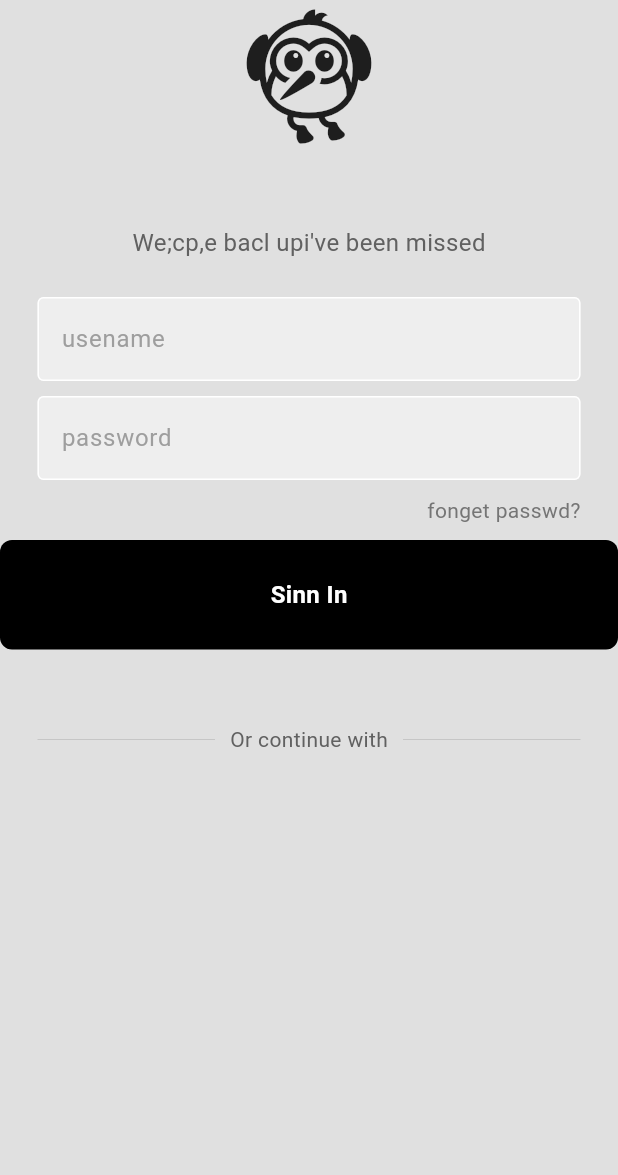
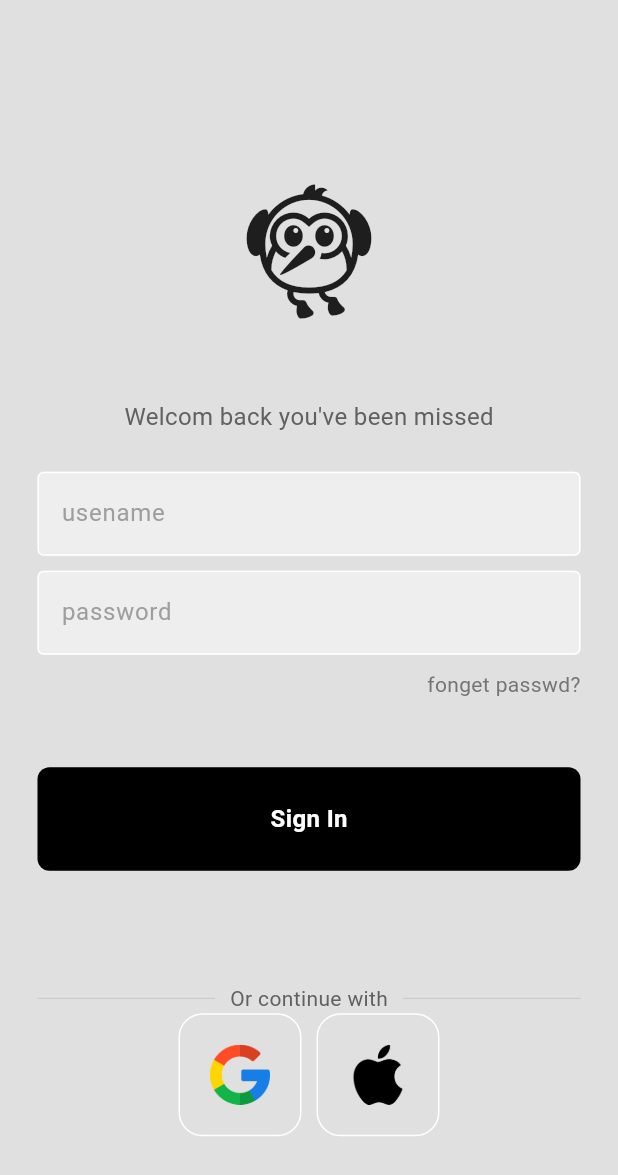
Before and after one commit to mcalisadeghi/modern_login_ui, a Flutter app: the screen it shows after launch, on a phone screen of 412 x 824 dp. Shown: the top 1175 px of the screen. Run offline on Flutter 3.47's test engine with Material 2 defaults, Android fonts, the phone set to English and light mode, and no system bars.

Commit message:
fix btn sign in

```diff
--- a/lib/components/my_button.dart
+++ b/lib/components/my_button.dart
@@ -13,6 +13,9 @@ class MyBtn extends StatelessWidget {
       onTap: onTab,
       child: Container(
         padding: const EdgeInsets.all(
+          23.0,
+        ),
+        margin: const EdgeInsets.all(
           25.0,
         ),
         decoration: BoxDecoration(
@@ -23,7 +26,7 @@ class MyBtn extends StatelessWidget {
         ),
         child: const Center(
           child: Text(
-            'Sinn In',
+            'Sign In',
             style: TextStyle(
               color: Colors.white,
               fontWeight: FontWeight.bold,
--- /dev/null
+++ b/lib/components/square_tile.dart
@@ -0,0 +1,30 @@
+import 'package:flutter/material.dart';
+
+class SquareTile extends StatelessWidget {
+  final String imagePath;
+  const SquareTile({
+    super.key,
+    required this.imagePath,
+  });
+
+  @override
+  Widget build(BuildContext context) {
+    return Container(
+      padding: const EdgeInsets.all(
+        20.0,
+      ),
+      decoration: BoxDecoration(
+        border: Border.all(
+          color: Colors.white,
+        ),
+        borderRadius: BorderRadius.circular(
+          16.0,
+        ),
+      ),
+      child: Image.asset(
+        imagePath,
+        height: 40,
+      ),
+    );
+  }
+}
--- a/lib/main.dart
+++ b/lib/main.dart
@@ -11,6 +11,7 @@ class MyApp extends StatelessWidget {
   @override
   Widget build(BuildContext context) {
     return MaterialApp(
+      debugShowCheckedModeBanner: false,
       title: 'Flutter Demo',
       theme: ThemeData(
         colorScheme: ColorScheme.fromSeed(seedColor: Colors.deepPurple),
--- a/lib/pages/login_page.dart
+++ b/lib/pages/login_page.dart
@@ -1,6 +1,7 @@
 import 'package:flutter/material.dart';
 import 'package:flutter_application_1/components/my_button.dart';
 import 'package:flutter_application_1/components/my_textfield.dart';
+import 'package:flutter_application_1/components/square_tile.dart';
 
 class LoginPagess extends StatelessWidget {
   //text editing controller
@@ -14,9 +15,13 @@ class LoginPagess extends StatelessWidget {
     return Scaffold(
       backgroundColor: Colors.grey[300],
       body: SafeArea(
-        child: Container(
+        child: Center(
           child: Column(
+            mainAxisAlignment: MainAxisAlignment.center,
             children: [
+              const SizedBox(
+                height: 50,
+              ),
               //login
               const Icon(
                 Icons.flutter_dash,
@@ -28,7 +33,7 @@ class LoginPagess extends StatelessWidget {
 
               // welcome textfield
               Text(
-                'We;cp,e bacl upi\'ve been missed',
+                'Welcom back you\'ve been missed',
                 style: TextStyle(
                   color: Colors.grey[700],
                   fontSize: 16,
@@ -73,7 +78,7 @@ class LoginPagess extends StatelessWidget {
                 ),
               ),
               const SizedBox(
-                height: 10,
+                height: 20,
               ),
               // sign in button
               MyBtn(
@@ -96,7 +101,7 @@ class LoginPagess extends StatelessWidget {
                       ),
                     ),
                     Padding(
-                      padding: EdgeInsets.symmetric(
+                      padding: const EdgeInsets.symmetric(
                         horizontal: 10.0,
                       ),
                       child: Text(
@@ -116,7 +121,25 @@ class LoginPagess extends StatelessWidget {
                 ),
               ),
               // google + apple sing in button
-
+              const SizedBox(
+                width: 10,
+              ),
+              const Row(
+                mainAxisAlignment: MainAxisAlignment.center,
+                children: [
+                  // google button
+                  SquareTile(
+                    imagePath: 'assets/images/google.png',
+                  ),
+                  SizedBox(
+                    width: 10,
+                  ),
+                  // apple button
+                  SquareTile(
+                    imagePath: 'assets/images/apple.png',
+                  ),
+                ],
+              ),
               // not a membe? resister no
             ],
           ),
```
